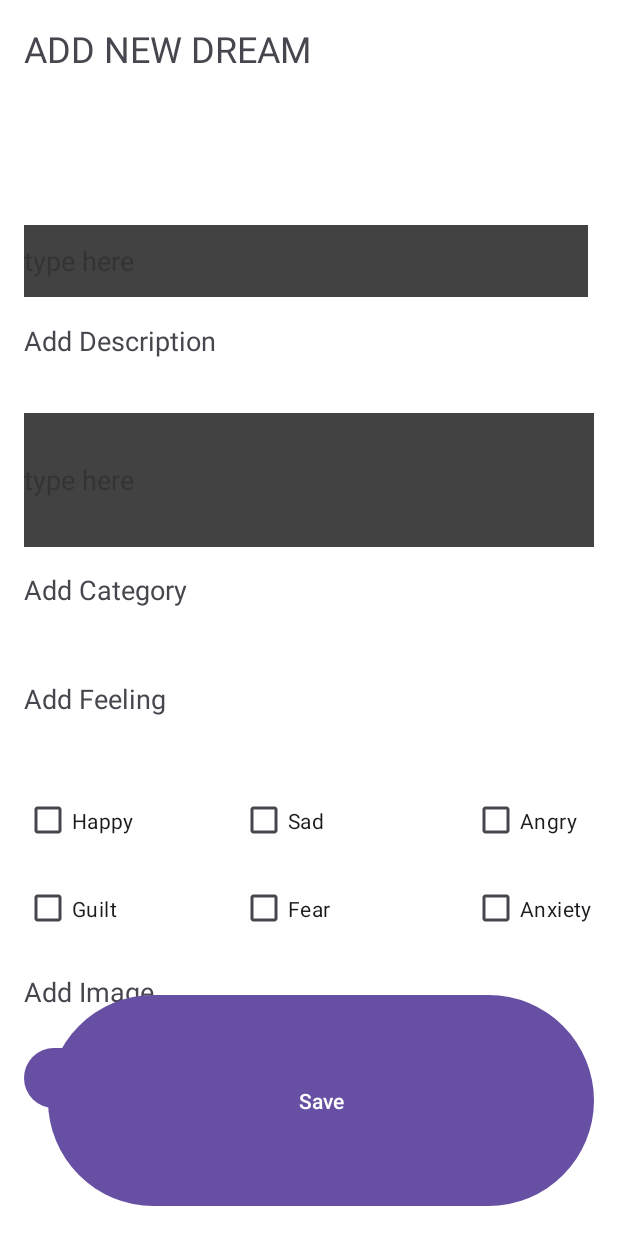
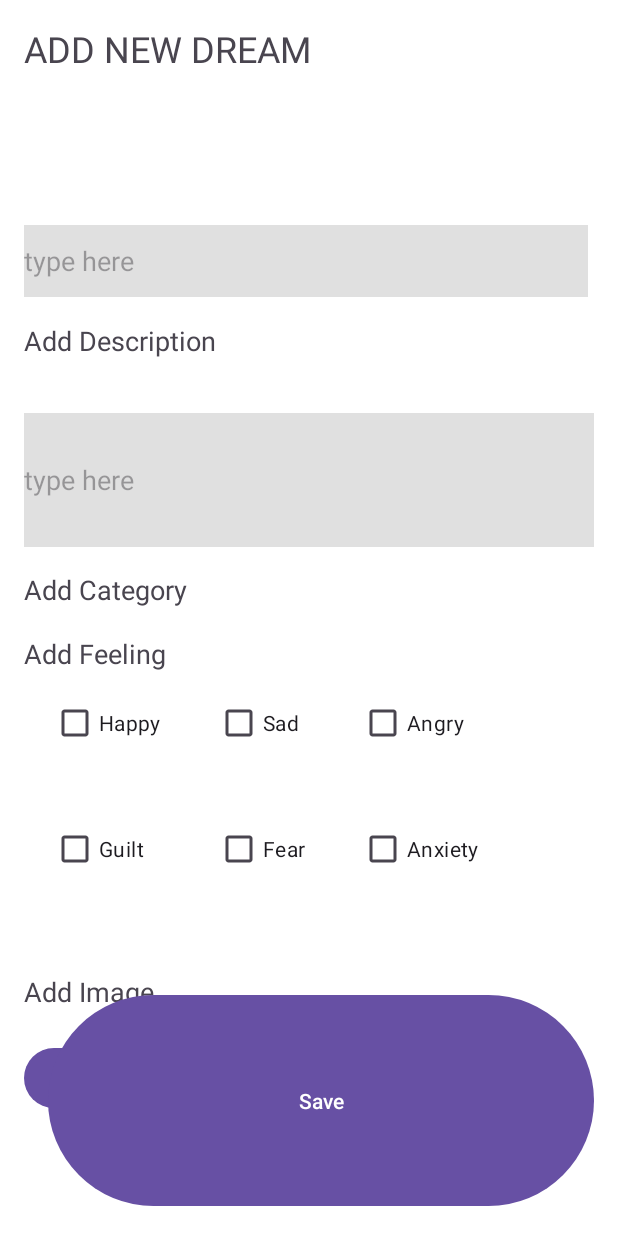
Before and after one commit to Gigacrew/DreamJournal-Android, an Android app: the layout activity_newdream.xml on its own in the app's theme, with its tools: preview values and no code run, on a phone screen of 412 x 824 dp. Run offline under Robolectric (Android 15) with nearby library versions, the phone set to English and light mode, and no system bars.

Commit message:
checkbox & background color chaged

```diff
--- a/app/src/main/res/layout/activity_newdream.xml
+++ b/app/src/main/res/layout/activity_newdream.xml
@@ -1,10 +1,11 @@
 <?xml version="1.0" encoding="utf-8"?>
-
 <RelativeLayout xmlns:android="http://schemas.android.com/apk/res/android"
+    xmlns:tools="http://schemas.android.com/tools"
     android:layout_width="match_parent"
     android:layout_height="match_parent"
     android:padding="16dp"
-        android:background="@android:color/white">
+    android:background="@android:color/white"
+    tools:ignore="ExtraText">
 
     <TextView
         android:layout_width="396dp"
@@ -14,14 +15,13 @@
         android:text="ADD NEW DREAM"
         android:textSize="24sp" />
 
-    <!-- Title Text Field -->
     <EditText
         android:id="@+id/titleEditText"
         android:layout_width="376dp"
         android:layout_height="48dp"
         android:layout_alignParentBottom="true"
         android:layout_marginBottom="610dp"
-        android:background="@color/cardview_dark_background"
+        android:background="#E0E0E0"
         android:hint="type here" />
 
     <!-- Add Description Title -->
@@ -43,7 +43,7 @@
         android:layout_marginBottom="443dp"
         android:hint="type here"
         android:inputType="textMultiLine"
-        android:background="@color/cardview_dark_background"
+        android:background="#E0E0E0"
         android:minLines="4" />
 
     <!-- Add Category Title -->
@@ -56,77 +56,66 @@
         android:textSize="18sp" />
 
     <!-- Add Feeling Title -->
+    <TextView
+        android:layout_width="wrap_content"
+        android:layout_height="wrap_content"
+        android:layout_alignParentBottom="true"
+        android:layout_marginBottom="360dp"
+        android:text="Add Feeling"
+        android:textSize="18sp"/>
 
     <!-- Feelings Checkboxes -->
-    <TextView
-        android:layout_width="382dp"
-        android:layout_height="45dp"
-        android:layout_alignParentBottom="true"
-        android:layout_marginBottom="309dp"
-        android:text="Add Feeling"
-        android:textSize="18sp" />
-
     <GridLayout
         android:layout_width="match_parent"
         android:layout_height="wrap_content"
-        android:columnCount="2"
-        android:rowCount="3"/>
+        android:columnCount="3"
+        android:rowCount="2"
+        android:layout_marginBottom="200dp"
+        android:layout_alignParentBottom="true">
 
         <CheckBox
             android:id="@+id/checkboxHappy"
-        android:layout_width="80dp"
-        android:layout_height="50dp"
-        android:layout_alignParentBottom="true"
-        android:layout_marginBottom="236dp"
-        android:text="Happy" />
+            android:layout_width="wrap_content"
+            android:layout_height="wrap_content"
+            android:text="Happy"
+            android:layout_margin="18dp" />
 
         <CheckBox
             android:id="@+id/checkboxSad"
-        android:layout_width="80dp"
-        android:layout_height="50dp"
-        android:layout_alignParentEnd="true"
-        android:layout_alignParentBottom="true"
-        android:layout_marginEnd="156dp"
-        android:layout_marginBottom="236dp"
-        android:text="Sad" />
+            android:layout_width="wrap_content"
+            android:layout_height="wrap_content"
+            android:text="Sad"
+            android:layout_margin="18dp" />
 
         <CheckBox
             android:id="@+id/checkboxAngry"
-        android:layout_width="80dp"
-        android:layout_height="50dp"
-        android:layout_alignParentEnd="true"
-        android:layout_alignParentBottom="true"
-        android:layout_marginEnd="1dp"
-        android:layout_marginBottom="236dp"
-        android:text="Angry" />
+            android:layout_width="wrap_content"
+            android:layout_height="wrap_content"
+            android:text="Angry"
+            android:layout_margin="18dp" />
 
         <CheckBox
             android:id="@+id/checkboxGuilt"
-        android:layout_width="80dp"
-        android:layout_height="50dp"
-        android:layout_alignParentBottom="true"
-        android:layout_marginBottom="177dp"
-        android:text="Guilt" />
+            android:layout_width="wrap_content"
+            android:layout_height="wrap_content"
+            android:text="Guilt"
+            android:layout_margin="18dp" />
 
         <CheckBox
             android:id="@+id/checkboxFear"
-        android:layout_width="80dp"
-        android:layout_height="50dp"
-        android:layout_alignParentEnd="true"
-        android:layout_alignParentBottom="true"
-        android:layout_marginEnd="156dp"
-        android:layout_marginBottom="177dp"
-        android:text="Fear" />
+            android:layout_width="wrap_content"
+            android:layout_height="wrap_content"
+            android:text="Fear"
+            android:layout_margin="18dp" />
 
         <CheckBox
             android:id="@+id/checkboxAnxiety"
-        android:layout_width="80dp"
-        android:layout_height="50dp"
-        android:layout_alignParentEnd="true"
-        android:layout_alignParentBottom="true"
-        android:layout_marginEnd="1dp"
-        android:layout_marginBottom="177dp"
-        android:text="Anxiety" />
+            android:layout_width="wrap_content"
+            android:layout_height="wrap_content"
+            android:text="Anxiety"
+            android:layout_margin="18dp" />
+
+    </GridLayout>
 
     <!-- Add Image Title -->
     <TextView
@@ -160,5 +149,4 @@
         android:layout_marginTop="643dp"
         android:text="Save" />
 
-
 </RelativeLayout>
```
Lines whose indentation alone changed are shown as unchanged.
